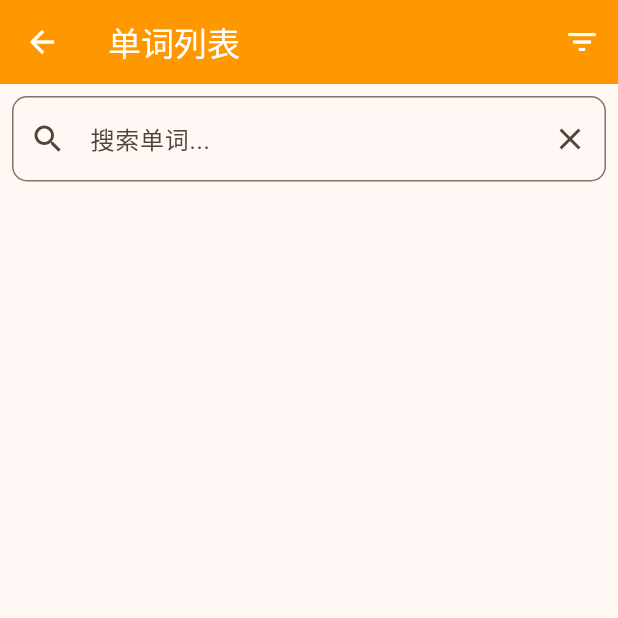
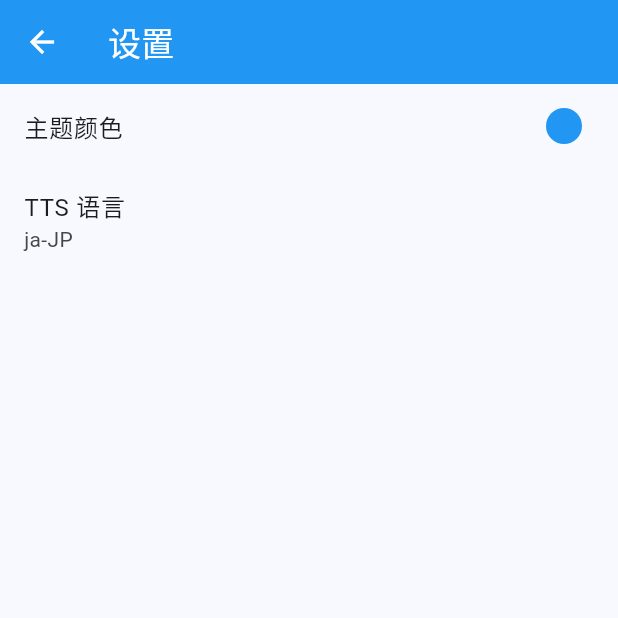
Before and after one commit to sner21/jp, a Flutter app: the screen it shows after launch, after a tap on "设置", on a phone screen of 412 x 824 dp, the top half of it. Run offline on Flutter 3.47's test engine with Material 3 defaults, Android fonts, the phone set to English and light mode, and no system bars; our stand-ins replace audioplayers, csv, file_picker, flutter_dotenv, hive, hive_flutter and 2 more; accounts and stored records are empty; generated files the repository leaves out were written again.

Commit message:
20241201

```diff
--- a/lib/main.dart
+++ b/lib/main.dart
@@ -5,6 +5,8 @@ import 'screens/vocabulary_screen.dart';  // 添加这行导入语句
 import 'package:supabase_flutter/supabase_flutter.dart';
 import 'config/env_config.dart';
 import 'screens/home_screen.dart';
+import 'package:provider/provider.dart';
+import 'services/theme_service.dart';
 // 类似于React的入口文件index.js
 void main() async {
     // 确保Flutter初始化完成，类似于等待DOM加载完成
@@ -23,7 +25,12 @@ void main() async {
     anonKey: EnvConfig.supabaseAnonKey,
   );
     // 类似于React的ReactDOM.render()
-  runApp(const MyApp());
+  runApp(
+    ChangeNotifierProvider(
+      create: (_) => ThemeService(),
+      child: const MyApp(),
+    ),
+  );
 }
 // 根组件，类似于React的App.js
 class MyApp extends StatelessWidget {
@@ -32,48 +39,73 @@ class MyApp extends StatelessWidget {
   @override
     // build方法类似于React组件的render()方法
   Widget build(BuildContext context) {
-     // 返回MaterialApp，类似于React Router的配置
+    return Consumer<ThemeService>(
+      builder: (context, themeService, child) {
+        final pColor = _createMaterialColor(themeService.themeColor);
+
         return MaterialApp(
           title: '生词本',
            // theme类似于前端的全局CSS或主题配置
           theme: ThemeData(
             // 使用橙色作为主色调
-        primarySwatch: Colors.orange,
+            primarySwatch: pColor,
 
             // Material 3 的配色方案
             colorScheme: ColorScheme.fromSeed(
-          seedColor: Colors.orange,
+              seedColor: pColor,
               // 可以调整亮度
               brightness: Brightness.light,
             ),
 
             // AppBar 主题
-        appBarTheme: const AppBarTheme(
-          backgroundColor: Colors.orange,
+            appBarTheme: AppBarTheme(
+              backgroundColor: pColor,
               foregroundColor: Colors.white,  // 文字和图标用白色
             ),
 
             // 浮动按钮主题
-        floatingActionButtonTheme: const FloatingActionButtonThemeData(
-          backgroundColor: Colors.orange,
+            floatingActionButtonTheme: FloatingActionButtonThemeData(
+              backgroundColor: pColor,
               foregroundColor: Colors.white,
             ),
 
             // 按钮主题
             elevatedButtonTheme: ElevatedButtonThemeData(
               style: ElevatedButton.styleFrom(
-            backgroundColor: Colors.orange,
+                backgroundColor: pColor,
                 foregroundColor: Colors.white,
               ),
             ),
 
             // 图标主题
-        iconTheme: const IconThemeData(
-          color: Colors.orange,
+            iconTheme: IconThemeData(
+              color: pColor,
             ),
           ),
               // home相当于路由的根路径'/'
           home: const HomeScreen(),
         );
+      },
+    );
+  }
+
+  MaterialColor _createMaterialColor(Color color) {
+    List<double> strengths = <double>[.05];
+    Map<int, Color> swatch = {};
+    final int r = color.red, g = color.green, b = color.blue;
+
+    for (int i = 1; i < 10; i++) {
+      strengths.add(0.1 * i);
+    }
+    for (var strength in strengths) {
+      final double ds = 0.5 - strength;
+      swatch[(strength * 1000).round()] = Color.fromRGBO(
+        r + ((ds < 0 ? r : (255 - r)) * ds).round(),
+        g + ((ds < 0 ? g : (255 - g)) * ds).round(),
+        b + ((ds < 0 ? b : (255 - b)) * ds).round(),
+        1,
+      );
+    }
+    return MaterialColor(color.value, swatch);
   }
 }
--- a/lib/screens/home_screen.dart
+++ b/lib/screens/home_screen.dart
@@ -4,6 +4,7 @@ import 'vocabulary_screen.dart';
 import '../widgets/login_dialog.dart';
 import '../services/storage_manager.dart';
 import '../services/tts_service.dart';
+import '../screens/settings_screen.dart';
 import 'word_list_screen.dart';
 import 'package:flutter/foundation.dart'; // 添加这行
 import 'dart:developer' as developer; // 添加这行
@@ -136,11 +137,11 @@ class _HomeScreenState extends State<HomeScreen> {
           _buildFeatureCard(
             context,
             '设置',
-            Icons.list,
+            Icons.settings,
             () => Navigator.push(
               context,
               MaterialPageRoute(
-                builder: (context) => const WordListScreen(),
+                builder: (context) => const SettingsScreen(),
               ),
             ),
           ),
--- /dev/null
+++ b/lib/screens/settings_screen.dart
@@ -0,0 +1,132 @@
+import 'package:flutter/material.dart';
+import 'package:shared_preferences/shared_preferences.dart';
+import '../services/tts_service.dart';
+import 'package:provider/provider.dart';
+import '../services/theme_service.dart';
+
+class SettingsScreen extends StatefulWidget {
+  const SettingsScreen({super.key});
+
+  @override
+  State<SettingsScreen> createState() => _SettingsScreenState();
+}
+
+class _SettingsScreenState extends State<SettingsScreen> {
+  final TTSService _ttsService = TTSService();
+  late SharedPreferences _prefs;
+  Color _themeColor = Colors.blue;
+  String _ttsLanguage = 'ja-JP';
+
+  @override
+  void initState() {
+    super.initState();
+    _loadSettings();
+  }
+
+  Future<void> _loadSettings() async {
+    _prefs = await SharedPreferences.getInstance();
+    setState(() {
+      _themeColor = Color(_prefs.getInt('themeColor') ?? Colors.blue.value);
+      _ttsLanguage = _prefs.getString('ttsLanguage') ?? 'ja-JP';
+    });
+  }
+
+  Future<void> _saveSettings() async {
+    await _prefs.setInt('themeColor', _themeColor.value);
+    await _prefs.setString('ttsLanguage', _ttsLanguage);
+  }
+
+  @override
+  Widget build(BuildContext context) {
+    final themeService = Provider.of<ThemeService>(context);
+
+    return Scaffold(
+      appBar: AppBar(
+        title: const Text('设置'),
+      ),
+      body: ListView(
+        children: [
+          ListTile(
+            title: const Text('主题颜色'),
+            trailing: Container(
+              width: 24,
+              height: 24,
+              decoration: BoxDecoration(
+                color: themeService.themeColor,
+                shape: BoxShape.circle,
+              ),
+            ),
+            onTap: () {
+              showDialog(
+                context: context,
+                builder: (context) => AlertDialog(
+                  title: const Text('选择主题颜色'),
+                  content: SingleChildScrollView(
+                    child: Wrap(
+                      spacing: 8,
+                      runSpacing: 8,
+                      children: [
+                        Colors.blue,
+                        Colors.red,
+                        Colors.green,
+                        Colors.purple,
+                        Colors.orange,
+                        Colors.teal,
+                      ].map((selectedColor) => InkWell(
+                        onTap: () {
+                          final themeService = Provider.of<ThemeService>(context, listen: false);
+                          themeService.setThemeColor(selectedColor);
+                          Navigator.pop(context);
+                        },
+                        child: Container(
+                          width: 40,
+                          height: 40,
+                          decoration: BoxDecoration(
+                            color: selectedColor,
+                            shape: BoxShape.circle,
+                          ),
+                        ),
+                      )).toList(),
+                    ),
+                  ),
+                ),
+              );
+            },
+          ),
+          ListTile(
+            title: const Text('TTS 语言'),
+            subtitle: Text(_ttsLanguage),
+            onTap: () async {
+              final voices = await _ttsService.getVoices();
+              if (!mounted) return;
+
+              showDialog(
+                context: context,
+                builder: (context) => AlertDialog(
+                  title: const Text('选择 TTS 语言'),
+                  content: SingleChildScrollView(
+                    child: Column(
+                      mainAxisSize: MainAxisSize.min,
+                      children: voices.map((voice) => ListTile(
+                        title: Text(voice),
+                        selected: voice == _ttsLanguage,
+                        onTap: () {
+                          setState(() {
+                            _ttsLanguage = voice;
+                          });
+                          _saveSettings();
+                          _ttsService.setLanguage(voice);
+                          Navigator.pop(context);
+                        },
+                      )).toList(),
+                    ),
+                  ),
+                ),
+              );
+            },
+          ),
+        ],
+      ),
+    );
+  }
+}
--- /dev/null
+++ b/lib/services/theme_service.dart
@@ -0,0 +1,26 @@
+import 'package:flutter/material.dart';
+import 'package:shared_preferences/shared_preferences.dart';
+
+class ThemeService extends ChangeNotifier {
+  late SharedPreferences _prefs;
+  Color _themeColor = Colors.blue;
+
+  ThemeService() {
+    _loadTheme();
+  }
+
+  Color get themeColor => _themeColor;
+
+  Future<void> _loadTheme() async {
+    _prefs = await SharedPreferences.getInstance();
+    final colorValue = _prefs.getInt('themeColor') ?? Colors.blue.value;
+    _themeColor = Color(colorValue);
+    notifyListeners();
+  }
+
+  Future<void> setThemeColor(Color color) async {
+    _themeColor = color;
+    await _prefs.setInt('themeColor', color.value);
+    notifyListeners();
+  }
+}
--- a/pubspec.yaml
+++ b/pubspec.yaml
@@ -42,8 +42,8 @@ dependencies:
   crypto: ^3.0.3
   csv: ^5.0.1
   file_picker: ^5.2.0
-
-
+  shared_preferences: ^2.2.2
+  provider: ^6.1.1
   # The following adds the Cupertino Icons font to your application.
   # Use with the CupertinoIcons class for iOS style icons.
   cupertino_icons: ^1.0.8
```
Also changed, not shown: lib/services/tts_service.dart (+18 -0 lines), web_entrypoint.dart (added). Lines whose indentation alone changed are shown as unchanged.
